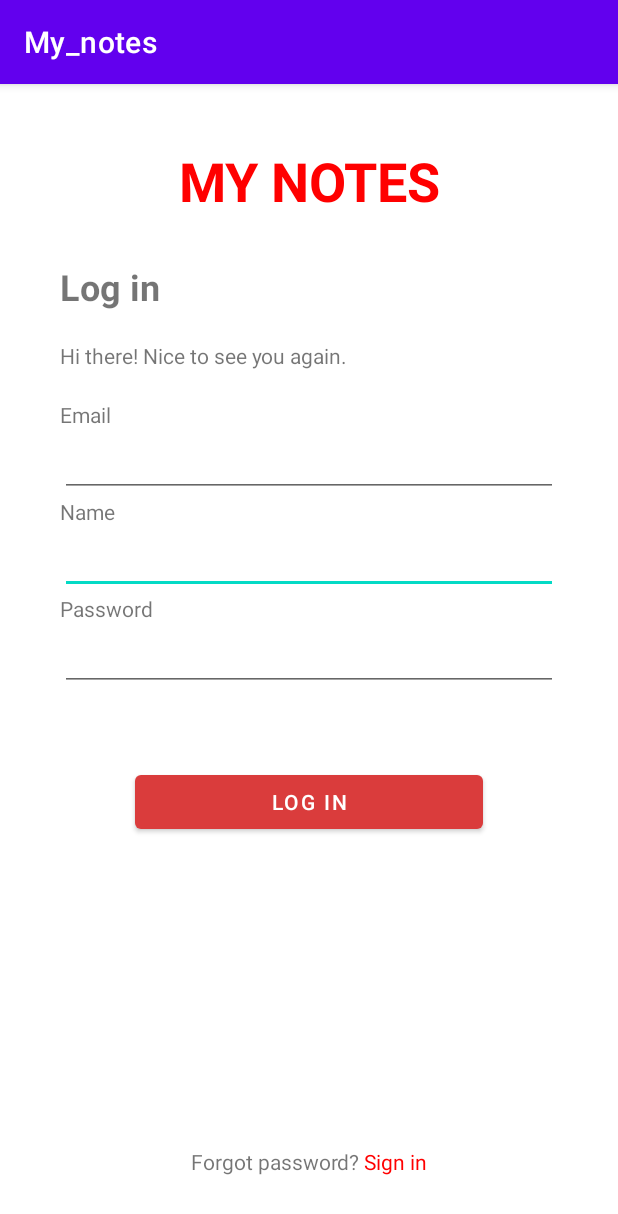
After one commit to Gerard01mm/ProjectoPIS, an Android app: the LoginUserActivity screen opened directly, with no data from a screen before it, on a phone screen of 412 x 824 dp. The commit adds this screen. Shown: the top 1214 px of the screen. Run offline under Robolectric (Android 15) with nearby library versions, the phone set to English and light mode, and no system bars.

Commit message:
Activity Login & Register (.java + .xml)

```diff
--- a/app/src/main/AndroidManifest.xml
+++ b/app/src/main/AndroidManifest.xml
@@ -9,6 +9,8 @@
         android:roundIcon="@mipmap/ic_launcher_round"
         android:supportsRtl="true"
         android:theme="@style/Theme.My_notes">
+        <activity android:name=".LoginUserActivity"></activity>
+        <activity android:name=".RegisterUserActivity"></activity>
         <activity
             android:name=".MainActivity"
             android:label="@string/app_name"
--- /dev/null
+++ b/app/src/main/java/com/example/my_notes/LoginUserActivity.java
@@ -0,0 +1,39 @@
+package com.example.my_notes;
+
+import androidx.appcompat.app.AppCompatActivity;
+
+import android.content.Intent;
+import android.os.Bundle;
+import android.view.View;
+
+public class LoginUserActivity extends AppCompatActivity implements View.OnClickListener{
+
+    @Override
+    protected void onCreate(Bundle savedInstanceState) {
+        super.onCreate(savedInstanceState);
+        setContentView(R.layout.login_user);
+
+        findViewById(R.id.button_login).setOnClickListener(this);
+        findViewById(R.id.label_signin).setOnClickListener(this);
+    }
+
+    /*Metodo para iniciar la activity de registrarse*/
+    private void goToRegisterUserActivity(){
+        Intent intent = new Intent(this, RegisterUserActivity.class);
+        startActivity(intent);
+    }
+    private void goToMainActivity(){
+        Intent intent2 = new Intent(this, MainActivity.class);
+        startActivity(intent2);
+    }
+
+    @Override
+    public void onClick(View view) {
+        if (R.id.button_login == view.getId()){
+            /*Que hacer cuando apretamos el boton login al rellenar los datos*/
+        }
+        if (R.id.label_signin == view.getId()){
+            goToRegisterUserActivity();
+        }
+    }
+}
--- a/app/src/main/java/com/example/my_notes/MainActivity.java
+++ b/app/src/main/java/com/example/my_notes/MainActivity.java
@@ -23,7 +23,7 @@ import java.util.ArrayList;
 
 import Notes.NoteFolder;
 
-public class MainActivity extends AppCompatActivity {
+public class MainActivity extends AppCompatActivity{
 
     private AppBarConfiguration mAppBarConfiguration;
 
--- /dev/null
+++ b/app/src/main/res/layout/login_user.xml
@@ -0,0 +1,110 @@
+<?xml version="1.0" encoding="utf-8"?>
+<androidx.constraintlayout.widget.ConstraintLayout
+    xmlns:android="http://schemas.android.com/apk/res/android"
+    xmlns:app="http://schemas.android.com/apk/res-auto"
+    android:layout_width="match_parent"
+    android:layout_height="match_parent">
+
+    <RelativeLayout
+        android:layout_width="match_parent"
+        android:layout_height="match_parent"
+        android:layout_margin="40dip">
+
+        <TextView
+            android:id="@+id/label_name3"
+            android:layout_width="match_parent"
+            android:layout_height="wrap_content"
+            android:layout_below="@id/editText_EmailAddress"
+            android:text="@string/label_name" />
+
+        <EditText
+            android:id="@+id/editText_Name3"
+            android:layout_width="match_parent"
+            android:layout_height="wrap_content"
+            android:layout_below="@id/label_name3"
+            android:autofillHints="username"
+            android:ems="10"
+            android:inputType="textPersonName" />
+
+        <TextView
+            android:id="@+id/label_password3"
+            android:layout_width="match_parent"
+            android:layout_height="wrap_content"
+            android:layout_below="@id/editText_Name3"
+            android:text="@string/label_password" />
+
+        <EditText
+            android:id="@+id/editText_Password3"
+            android:layout_width="match_parent"
+            android:layout_height="wrap_content"
+            android:layout_below="@id/label_password3"
+            android:autofillHints="password"
+            android:ems="10"
+            android:inputType="textPassword" />
+
+        <TextView
+            android:id="@+id/app_name"
+            android:layout_width="match_parent"
+            android:layout_height="wrap_content"
+            android:gravity="center"
+            android:paddingBottom="30dip"
+            android:text="@string/app_name_mayus"
+            android:textSize="36sp"
+            android:textStyle="bold" />
+
+        <TextView
+            android:id="@+id/label_login"
+            android:layout_width="match_parent"
+            android:layout_height="wrap_content"
+            android:layout_below="@id/app_name"
+            android:text="@string/log_in"
+            android:textSize="24sp"
+            android:textStyle="bold" />
+
+        <TextView
+            android:id="@+id/label_hi"
+            android:layout_width="match_parent"
+            android:layout_height="wrap_content"
+            android:layout_below="@id/label_login"
+            android:paddingTop="20dip"
+            android:paddingBottom="20dip"
+            android:text="@string/see_you" />
+
+        <EditText
+            android:id="@+id/editText_EmailAddress"
+            android:layout_width="match_parent"
+            android:layout_height="wrap_content"
+            android:layout_below="@id/login_email"
+            android:ems="10"
+            android:inputType="textEmailAddress" />
+
+        <TextView
+            android:id="@+id/login_email"
+            android:layout_width="match_parent"
+            android:layout_height="wrap_content"
+            android:layout_below="@id/label_hi"
+            android:text="@string/label_email" />
+
+        <Button
+            android:id="@+id/button_login"
+            android:layout_width="match_parent"
+            android:layout_height="wrap_content"
+            android:layout_below="@id/editText_Password3"
+            android:layout_marginStart="50dip"
+            android:layout_marginLeft="50dip"
+            android:layout_marginTop="50dip"
+            android:layout_marginEnd="50dip"
+            android:layout_marginRight="50dip"
+            android:layout_marginBottom="50dip"
+            android:text="@string/button_login"
+            app:backgroundTint="#DA3C3C" />
+
+        <TextView
+            android:id="@+id/label_signin"
+            android:layout_width="match_parent"
+            android:layout_height="wrap_content"
+            android:layout_alignParentBottom="true"
+            android:gravity="center"
+            android:text="@string/forgot_password" />
+    </RelativeLayout>
+</androidx.constraintlayout.widget.ConstraintLayout>
--- a/app/src/main/res/values/strings.xml
+++ b/app/src/main/res/values/strings.xml
@@ -10,4 +10,20 @@
     <string name="menu_notes">Notas</string>
     <string name="menu_calendar">Calendario</string>
     <string name="menu_slideshow">Slideshow</string>
+
+    <!---ESTELA Strings de las layouts login_user y register_user-->
+    <string name="app_name_mayus"><font color='red'>MY NOTES</font></string>
+    <string name="layout_log_in">Sign up</string>
+    <string name="label_email">Email</string>
+    <string name="editText_Email">example: mariareta@hotmail.es</string>
+    <string name="label_name">Name</string>
+    <string name="label_password">Password</string>
+    <string name="checkBox_privacity">I agree to the <font color='blue'>Terms of Services</font> and <font color='blue'>Privacy Policy</font></string>
+    <string name="button_continue">Continue</string>
+    <string name="label_have_acount">Have An Account? <font color='blue'>Sign in</font> </string>
+    <!--Log in-->
+    <string name="log_in">Log in</string>
+    <string name="see_you">Hi there! Nice to see you again.</string>
+    <string name="button_login">Log in</string>
+    <string name="forgot_password">Forgot password? <font color='red'>Sign in</font></string>
 </resources>
```
Also changed, not shown: app/src/main/java/com/example/my_notes/RegisterUserActivity.java (added, +56 -0 lines), app/src/main/res/layout/activity_register_user.xml (added, +101 -0 lines).
